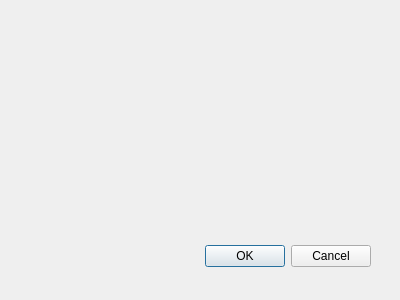
specklesystems/speckle-qgis, file speckle_qgis_dialog_base.ui: the form before one commit.
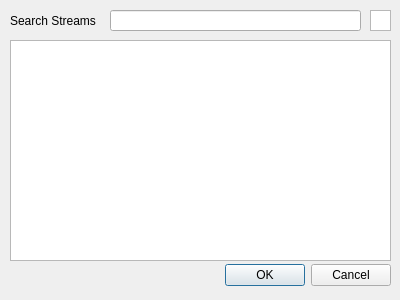
The form after the commit.

Commit message: Working speckle empty plugin

Diff of the .ui file:
```diff
--- a/speckle_qgis_dialog_base.ui
+++ b/speckle_qgis_dialog_base.ui
@@ -12,13 +12,13 @@
   <property name="windowTitle" >
    <string>SpeckleQGIS</string>
   </property>
-  <widget class="QDialogButtonBox" name="button_box" >
-   <property name="geometry" >
+  <widget class="QDialogButtonBox" name="button_box">
+   <property name="geometry">
     <rect>
-     <x>30</x>
-     <y>240</y>
-     <width>341</width>
-     <height>32</height>
+     <x>10</x>
+     <y>260</y>
+     <width>381</width>
+     <height>31</height>
     </rect>
    </property>
    <property name="orientation" >
@@ -28,6 +28,49 @@
     <set>QDialogButtonBox::Cancel|QDialogButtonBox::Ok</set>
    </property>
   </widget>
+  <widget class="QLineEdit" name="lineEdit">
+   <property name="geometry">
+    <rect>
+     <x>110</x>
+     <y>10</y>
+     <width>251</width>
+     <height>21</height>
+    </rect>
+   </property>
+  </widget>
+  <widget class="QLabel" name="label">
+   <property name="geometry">
+    <rect>
+     <x>10</x>
+     <y>10</y>
+     <width>101</width>
+     <height>21</height>
+    </rect>
+   </property>
+   <property name="text">
+    <string>Search Streams</string>
+   </property>
+  </widget>
+  <widget class="QTableWidget" name="tableWidget">
+   <property name="geometry">
+    <rect>
+     <x>10</x>
+     <y>40</y>
+     <width>381</width>
+     <height>221</height>
+    </rect>
+   </property>
+  </widget>
+  <widget class="QGraphicsView" name="graphicsView">
+   <property name="geometry">
+    <rect>
+     <x>370</x>
+     <y>10</y>
+     <width>21</width>
+     <height>21</height>
+    </rect>
+   </property>
+  </widget>
  </widget>
  <resources/>
  <connections>
```
Left out of the diff: 37 changed lines with no effect on the pictures. The commit also changes 3 other files.
